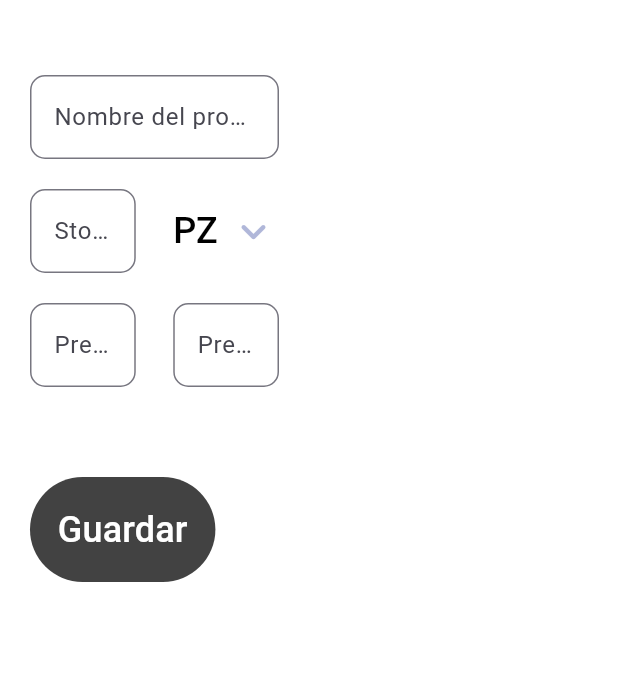
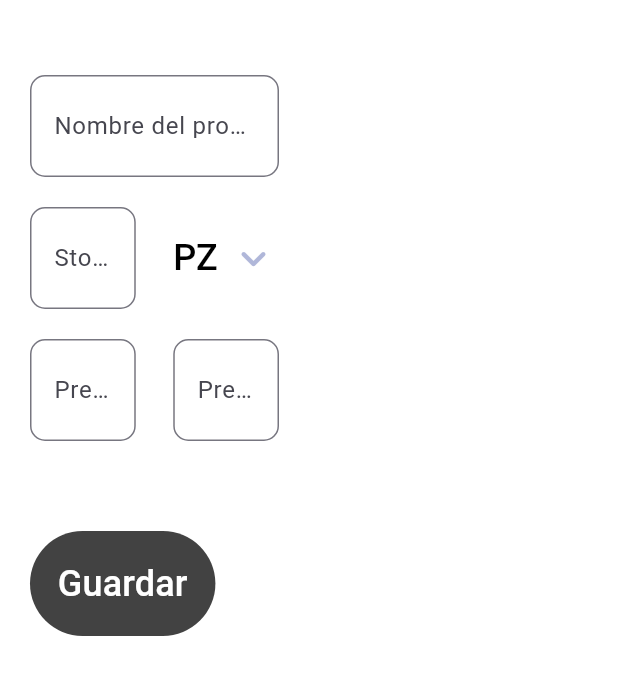
Before and after one commit to manypark/inventario_app, a Flutter app: the FormAddProductView screen opened directly, on a phone screen of 412 x 824 dp. Shown: the top 675 px of the screen. Run offline on Flutter 3.47's test engine with Material 2 defaults, Android fonts, the phone set to English and light mode, and no system bars.

Commit message:
feat: install riverpod, form add product

```diff
--- a/lib/features/inventory/presentation/views/form_add_product_view.dart
+++ b/lib/features/inventory/presentation/views/form_add_product_view.dart
@@ -1,4 +1,5 @@
 import 'package:flutter/material.dart';
+import 'package:flutter/services.dart';
 import 'package:inventario_app/config/config.dart';
 
 class FormAddProductView extends StatelessWidget {
@@ -38,9 +39,10 @@ class FormView extends StatelessWidget {
 
             // Nombre producto
             TextFormField(
+              style          : const TextStyle( fontSize: 24 ),
               decoration: const InputDecoration(
                 labelText : 'Nombre del producto',
-                hintText  : 'Producto...',
+                hintText  : 'Producto',
                 border    : OutlineInputBorder(
                   borderRadius: BorderRadius.all( Radius.circular( 10 ) ),
                 )
@@ -56,8 +58,12 @@ class FormView extends StatelessWidget {
                 Expanded(
                   flex: 1,
                   child: TextFormField(
+                    style          : const TextStyle( fontSize: 24 ),
+                    inputFormatters: [
+                      FilteringTextInputFormatter.allow(RegExp(r'[0-9]')),
+                    ],
                     keyboardType: TextInputType.number,
-                    decoration: const InputDecoration(
+                    decoration  : const InputDecoration(
                       labelText : 'Stock',
                       hintText  : 'Stock',
                       border    : OutlineInputBorder(
@@ -97,13 +103,17 @@ class FormView extends StatelessWidget {
 
             const SizedBox( height: 20 ),
 
-            //Precio unitario, precio venta
+            // Precio unitario, precio venta
             Row(
               children: [
 
                 Expanded(
                   flex: 1,
                   child: TextFormField(
+                    style          : const TextStyle( fontSize: 24 ),
+                    inputFormatters: [
+                      FilteringTextInputFormatter.allow(RegExp(r'[0-9]')),
+                    ],
                     decoration: const InputDecoration(
                       labelText : 'Precio unitario',
                       hintText  : 'Precio',
@@ -119,6 +129,10 @@ class FormView extends StatelessWidget {
                 Expanded(
                   flex: 1,
                   child: TextFormField(
+                    style          : const TextStyle( fontSize: 24 ),
+                    inputFormatters: [
+                      FilteringTextInputFormatter.allow(RegExp(r'[0-9]')),
+                    ],
                     decoration: const InputDecoration(
                       labelText : 'Precio venta',
                       hintText  : 'Precio',
@@ -133,6 +147,7 @@ class FormView extends StatelessWidget {
 
             const SizedBox( height: 60 ),
 
+            // button guardar
             TextButton(
               style: ButtonStyle(
                 backgroundColor : MaterialStateProperty.resolveWith( getColor ),
--- a/pubspec.yaml
+++ b/pubspec.yaml
@@ -9,11 +9,12 @@ environment:
 dependencies:
   flutter:
     sdk: flutter
+  flutter_riverpod: ^2.4.4
 
 dev_dependencies:
+  flutter_lints: ^2.0.0
   flutter_test:
     sdk: flutter
-  flutter_lints: ^2.0.0
 
 flutter:
   uses-material-design: true
```
Also changed, not shown: pubspec.lock.
